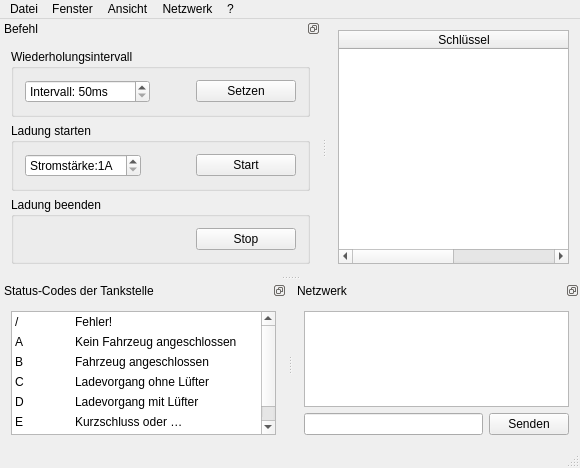
Before: the Qt Designer form Client/Desktop/EVSE/mainwindow.ui in agrippa1994/mobile_evse, drawn with Qt 5.
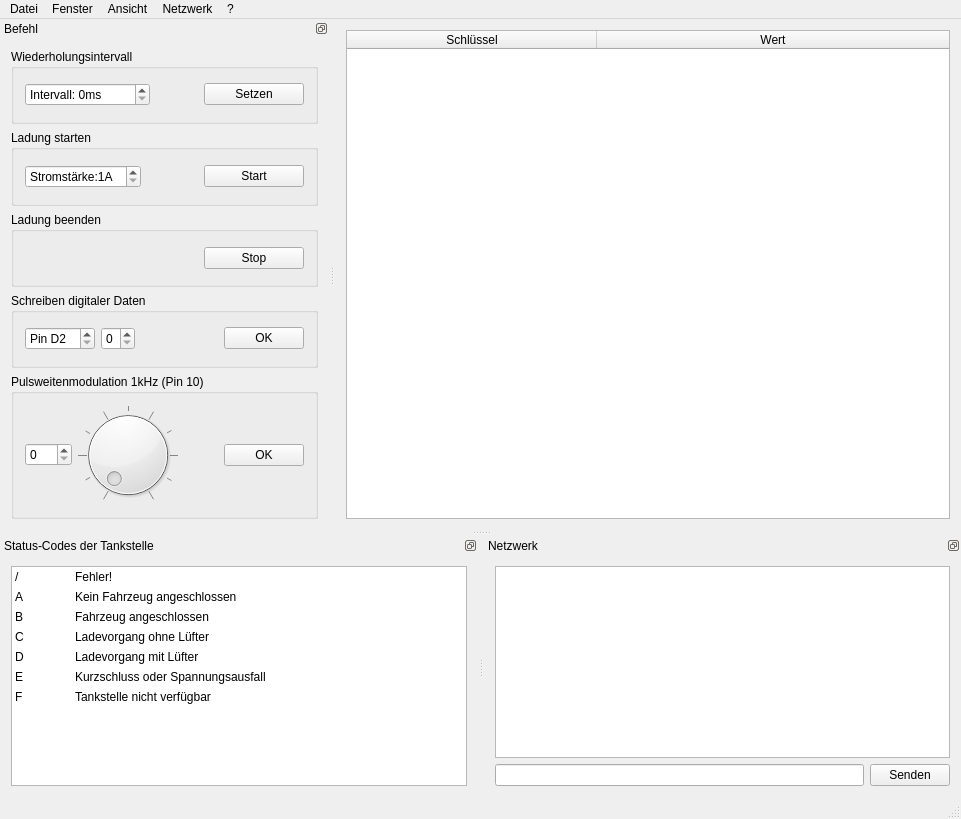
After: the same form once the commit is applied.

Commit message: Einsicht aller Spannungswerte, PWM usw. PWM kann gesetzt werden DigitalWrite im Programm verfügbar

```diff
--- a/Client/Desktop/EVSE/mainwindow.ui
+++ b/Client/Desktop/EVSE/mainwindow.ui
@@ -6,8 +6,8 @@
    <rect>
     <x>0</x>
     <y>0</y>
-    <width>580</width>
-    <height>468</height>
+    <width>961</width>
+    <height>819</height>
    </rect>
   </property>
   <property name="windowTitle">
@@ -72,8 +72,8 @@
     <rect>
      <x>0</x>
      <y>0</y>
-     <width>580</width>
-     <height>25</height>
+     <width>961</width>
+     <height>20</height>
     </rect>
    </property>
    <widget class="QMenu" name="menuDatei">
@@ -428,7 +428,7 @@
            <string>Intervall: </string>
           </property>
           <property name="minimum">
-           <number>50</number>
+           <number>0</number>
           </property>
           <property name="maximum">
            <number>19999</number>
@@ -511,6 +511,104 @@
        </layout>
       </widget>
      </item>
+     <item row="3" column="0">
+      <widget class="QGroupBox" name="digitalWrite">
+       <property name="title">
+        <string>Schreiben digitaler Daten</string>
+       </property>
+       <layout class="QGridLayout" name="gridLayout_8">
+        <item row="0" column="1">
+         <widget class="QSpinBox" name="digitalSpinBoxVal">
+          <property name="maximum">
+           <number>1</number>
+          </property>
+         </widget>
+        </item>
+        <item row="0" column="0">
+         <widget class="QSpinBox" name="digitalSpinBoxPin">
+          <property name="prefix">
+           <string>Pin D</string>
+          </property>
+          <property name="minimum">
+           <number>2</number>
+          </property>
+          <property name="maximum">
+           <number>13</number>
+          </property>
+         </widget>
+        </item>
+        <item row="0" column="3">
+         <widget class="QPushButton" name="digitalButton">
+          <property name="text">
+           <string>OK</string>
+          </property>
+         </widget>
+        </item>
+        <item row="0" column="2">
+         <spacer name="horizontalSpacer_7">
+          <property name="orientation">
+           <enum>Qt::Horizontal</enum>
+          </property>
+          <property name="sizeHint" stdset="0">
+           <size>
+            <width>40</width>
+            <height>20</height>
+           </size>
+          </property>
+         </spacer>
+        </item>
+       </layout>
+      </widget>
+     </item>
+     <item row="4" column="0">
+      <widget class="QGroupBox" name="PWM">
+       <property name="title">
+        <string>Pulsweitenmodulation 1kHz (Pin 10)</string>
+       </property>
+       <layout class="QGridLayout" name="gridLayout_10">
+        <item row="0" column="0">
+         <widget class="QSpinBox" name="pwmSpinBox">
+          <property name="maximum">
+           <number>249</number>
+          </property>
+         </widget>
+        </item>
+        <item row="0" column="2">
+         <spacer name="horizontalSpacer_4">
+          <property name="orientation">
+           <enum>Qt::Horizontal</enum>
+          </property>
+          <property name="sizeHint" stdset="0">
+           <size>
+            <width>40</width>
+            <height>20</height>
+           </size>
+          </property>
+         </spacer>
+        </item>
+        <item row="0" column="3">
+         <widget class="QPushButton" name="pwmButton">
+          <property name="text">
+           <string>OK</string>
+          </property>
+         </widget>
+        </item>
+        <item row="0" column="1">
+         <widget class="QDial" name="pwmDial">
+          <property name="maximum">
+           <number>249</number>
+          </property>
+          <property name="notchTarget">
+           <double>24.899999999999999</double>
+          </property>
+          <property name="notchesVisible">
+           <bool>true</bool>
+          </property>
+         </widget>
+        </item>
+       </layout>
+      </widget>
+     </item>
     </layout>
    </widget>
   </widget>
```
Left out of the diff: 50 changed lines with no effect on the pictures. The commit also changes 2 other files.
